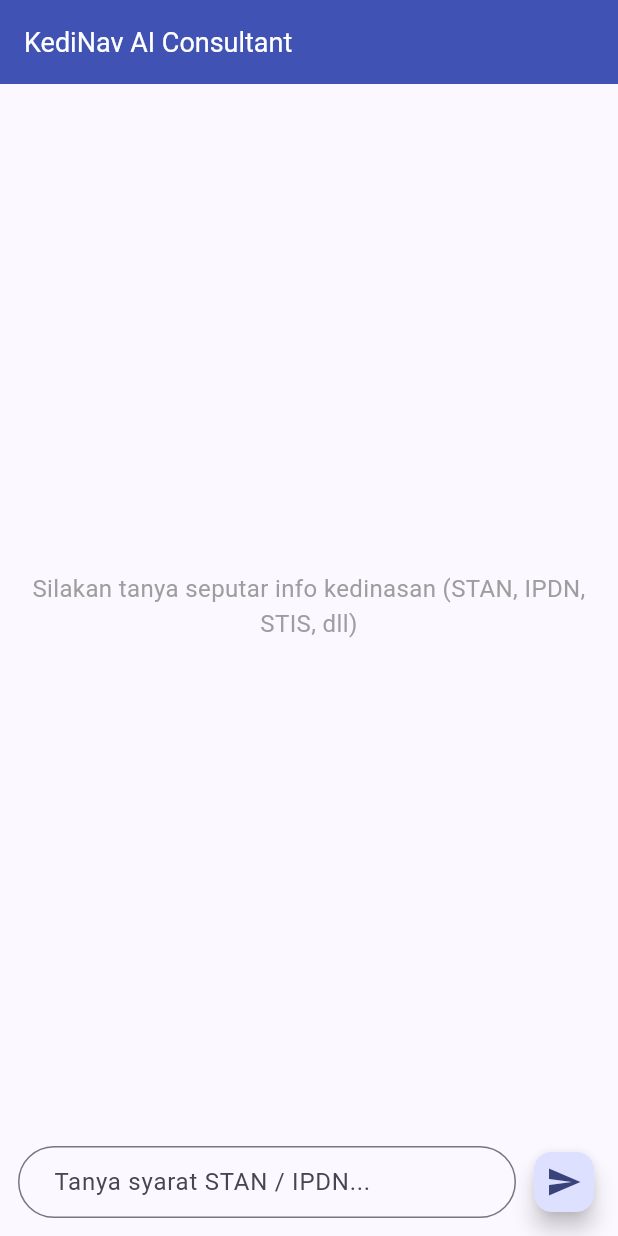
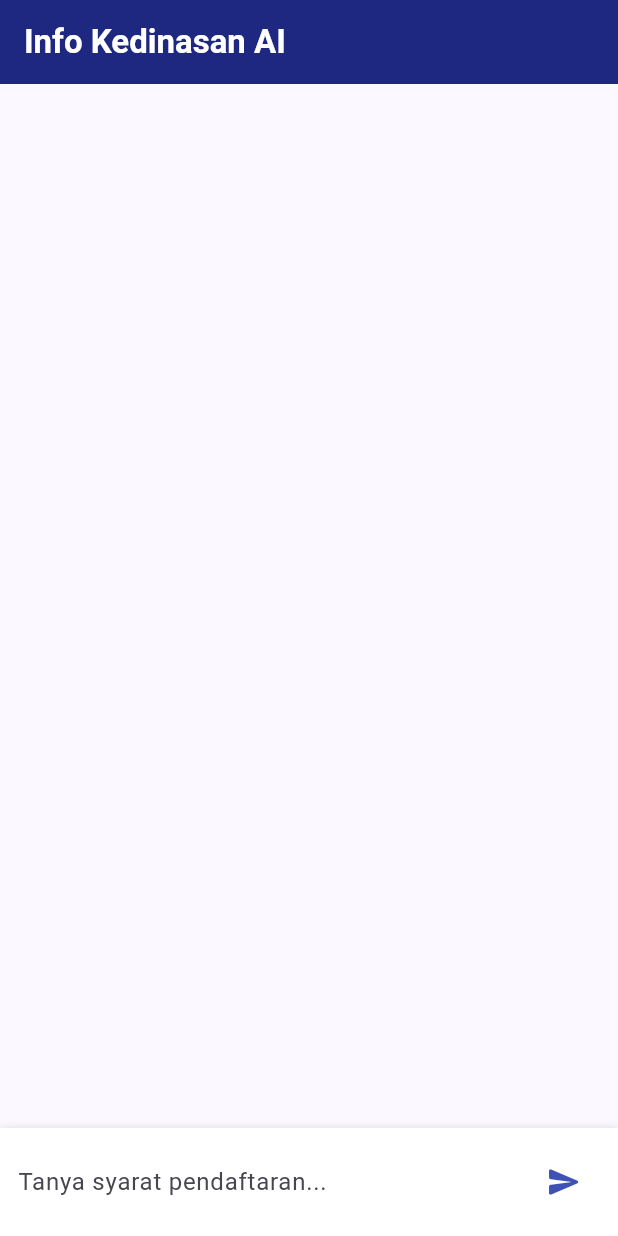
Before and after one commit to dandinugraha2001-code/tugas_mobile_ai_kedinasan, a Flutter app: the screen it shows after launch, on a phone screen of 412 x 824 dp. Run offline on Flutter 3.47's test engine with Material 3 defaults, Android fonts, the phone set to English and light mode, and no system bars; our stand-ins replace flutter_dotenv, google_generative_ai.

Commit message:
Upload tugas informasi kedinasan ke akun pribadi

```diff
--- a/lib/main.dart
+++ b/lib/main.dart
@@ -2,124 +2,97 @@ import 'package:flutter/material.dart';
 import 'package:flutter_dotenv/flutter_dotenv.dart';
 import 'package:google_generative_ai/google_generative_ai.dart';
 
-Future<void> main() async {
-  // Wajib untuk inisialisasi plugin sebelum app running
+void main() async {
+  // Pastikan widget binding diinisialisasi sebelum memuat .env
   WidgetsFlutterBinding.ensureInitialized();
 
+  // Memuat API Key dari file .env
   try {
-    // Memuat file .env
     await dotenv.load(fileName: ".env");
   } catch (e) {
-    debugPrint("Peringatan: File .env tidak ditemukan atau gagal dimuat.");
+    debugPrint("File .env tidak ditemukan, pastikan sudah dibuat.");
   }
 
-  runApp(const KediNavApp());
+  runApp(const InfoKedinasanApp());
 }
 
-class KediNavApp extends StatelessWidget {
-  const KediNavApp({super.key});
+class InfoKedinasanApp extends StatelessWidget {
+  const InfoKedinasanApp({super.key});
 
   @override
   Widget build(BuildContext context) {
     return MaterialApp(
-      title: 'KediNav AI',
       debugShowCheckedModeBanner: false,
+      title: 'Info Kedinasan AI',
       theme: ThemeData(
-        colorScheme: ColorScheme.fromSeed(seedColor: Colors.indigo),
+        colorScheme: ColorScheme.fromSeed(seedColor: Colors.indigo.shade900),
         useMaterial3: true,
       ),
-      home: const ChatAiScreen(),
+      home: const ChatScreen(),
     );
   }
 }
 
-class ChatAiScreen extends StatefulWidget {
-  const ChatAiScreen({super.key});
+class ChatScreen extends StatefulWidget {
+  const ChatScreen({super.key});
 
   @override
-  State<ChatAiScreen> createState() => _ChatAiScreenState();
+  State<ChatScreen> createState() => _ChatScreenState();
 }
 
-class _ChatAiScreenState extends State<ChatAiScreen> {
+class _ChatScreenState extends State<ChatScreen> {
   final TextEditingController _controller = TextEditingController();
   final List<Map<String, String>> _messages = [];
   bool _isLoading = false;
 
   // Mengambil API Key dari .env
-  final String _apiKey = dotenv.env['GEMINI_API_KEY'] ?? "";
+  final String apiKey = dotenv.env['GEMINI_API_KEY'] ?? "API_KEY_TIDAK_DITEMUKAN";
 
-  Future<void> _sendMessage() async {
-    if (_controller.text.trim().isEmpty) return;
+  void _sendMessage() async {
+    final text = _controller.text;
+    if (text.isEmpty) return;
 
-    // Validasi API Key sederhana
-    if (_apiKey.isEmpty || _apiKey == "ISI_API_KEY_DISINI") {
-      _showError("API Key Gemini belum diatur di file .env");
-      return;
-    }
-
-    String userPrompt = _controller.text;
     setState(() {
-      _messages.add({"role": "user", "text": userPrompt});
+      _messages.add({"role": "user", "text": text});
       _isLoading = true;
     });
-    _controller.clear();
 
     try {
-      final model = GenerativeModel(
-        model: 'gemini-1.5-flash',
-        apiKey: _apiKey,
-      );
+      final model = GenerativeModel(model: 'gemini-1.5-flash', apiKey: apiKey);
 
-      final content = [
-        Content.text("Kamu adalah asisten ahli sekolah kedinasan Indonesia. Jawab pertanyaan ini: $userPrompt")
-      ];
+      // Prompt Instruksi untuk AI agar fokus ke Kedinasan
+      final prompt = "Anda adalah pakar informasi sekolah kedinasan di Indonesia (seperti STAN, IPDN, STIS, Poltekip, dll). Tolong jawab pertanyaan ini dengan jelas: $text";
 
+      final content = [Content.text(prompt)];
       final response = await model.generateContent(content);
 
       setState(() {
-        _messages.add({
-          "role": "ai",
-          "text": response.text ?? "Maaf, asisten AI tidak memberikan respon."
-        });
+        _messages.add({"role": "ai", "text": response.text ?? "Maaf, saya tidak bisa menemukan informasi tersebut."});
       });
     } catch (e) {
-      _showError("Gagal terhubung ke AI. Cek koneksi internet.");
+      setState(() {
+        _messages.add({"role": "ai", "text": "Error: Pastikan API Key benar dan koneksi internet aktif."});
+      });
     } finally {
-      setState(() => _isLoading = false);
+      setState(() {
+        _isLoading = false;
+        _controller.clear();
+      });
     }
-  }
-
-  void _showError(String message) {
-    ScaffoldMessenger.of(context).showSnackBar(
-      SnackBar(content: Text(message)),
-    );
   }
 
   @override
   Widget build(BuildContext context) {
     return Scaffold(
       appBar: AppBar(
-        // Judul disesuaikan dengan pencarian di widget_test.dart
-        title: const Text("KediNav AI Consultant", style: TextStyle(color: Colors.white, fontSize: 18)),
-        backgroundColor: Colors.indigo,
-        elevation: 2,
+        title: const Text("Info Kedinasan AI", style: TextStyle(color: Colors.white, fontWeight: FontWeight.bold)),
+        backgroundColor: Colors.indigo.shade900,
+        elevation: 4,
       ),
       body: Column(
         children: [
           Expanded(
-            child: _messages.isEmpty
-              ? const Center(
-                  child: Padding(
-                    padding: EdgeInsets.all(20.0),
-                    // TEKS INI WAJIB SAMA PERSIS DENGAN YANG ADA DI TEST
-                    child: Text(
-                      "Silakan tanya seputar info kedinasan (STAN, IPDN, STIS, dll)",
-                      textAlign: TextAlign.center,
-                      style: TextStyle(color: Colors.grey, fontSize: 16),
-                    ),
-                  ),
-                )
-              : ListView.builder(
+            child: ListView.builder(
               padding: const EdgeInsets.all(16),
               itemCount: _messages.length,
               itemBuilder: (context, index) {
@@ -128,43 +101,45 @@ class _ChatAiScreenState extends State<ChatAiScreen> {
                 return Align(
                   alignment: isUser ? Alignment.centerRight : Alignment.centerLeft,
                   child: Container(
-                        margin: const EdgeInsets.symmetric(vertical: 5),
-                        padding: const EdgeInsets.all(12),
+                    margin: const EdgeInsets.symmetric(vertical: 6),
+                    padding: const EdgeInsets.all(14),
+                    constraints: BoxConstraints(maxWidth: MediaQuery.of(context).size.width * 0.75),
                     decoration: BoxDecoration(
-                          color: isUser ? Colors.indigo[100] : Colors.grey[200],
-                          borderRadius: BorderRadius.circular(15),
+                      color: isUser ? Colors.indigo.shade600 : Colors.grey.shade200,
+                      borderRadius: BorderRadius.only(
+                        topLeft: const Radius.circular(16),
+                        topRight: const Radius.circular(16),
+                        bottomLeft: Radius.circular(isUser ? 16 : 0),
+                        bottomRight: Radius.circular(isUser ? 0 : 16),
                       ),
-                        constraints: BoxConstraints(
-                          maxWidth: MediaQuery.of(context).size.width * 0.75
                     ),
-                        child: Text(msg["text"]!),
+                    child: Text(
+                      msg["text"]!,
+                      style: TextStyle(color: isUser ? Colors.white : Colors.black87),
+                    ),
                   ),
                 );
               },
             ),
           ),
           if (_isLoading) const LinearProgressIndicator(),
-          // Input Field
-          Padding(
-            padding: const EdgeInsets.all(12.0),
+          Container(
+            padding: const EdgeInsets.all(12),
+            decoration: BoxDecoration(color: Colors.white, boxShadow: [BoxShadow(color: Colors.black12, blurRadius: 4)]),
             child: Row(
               children: [
                 Expanded(
                   child: TextField(
                     controller: _controller,
-                    onSubmitted: (_) => _sendMessage(),
-                    decoration: InputDecoration(
-                      hintText: "Tanya syarat STAN / IPDN...",
-                      border: OutlineInputBorder(borderRadius: BorderRadius.circular(25)),
-                      contentPadding: const EdgeInsets.symmetric(horizontal: 20),
+                    decoration: const InputDecoration(
+                      hintText: "Tanya syarat pendaftaran...",
+                      border: InputBorder.none,
                     ),
                   ),
                 ),
-                const SizedBox(width: 8),
-                FloatingActionButton(
+                IconButton(
+                  icon: const Icon(Icons.send_rounded, color: Colors.indigo),
                   onPressed: _sendMessage,
-                  mini: true,
-                  child: const Icon(Icons.send),
                 ),
               ],
             ),
```
Also changed, not shown: pubspec.yaml (+5 -8 lines), 1 other file. Lines whose indentation alone changed are shown as unchanged.
